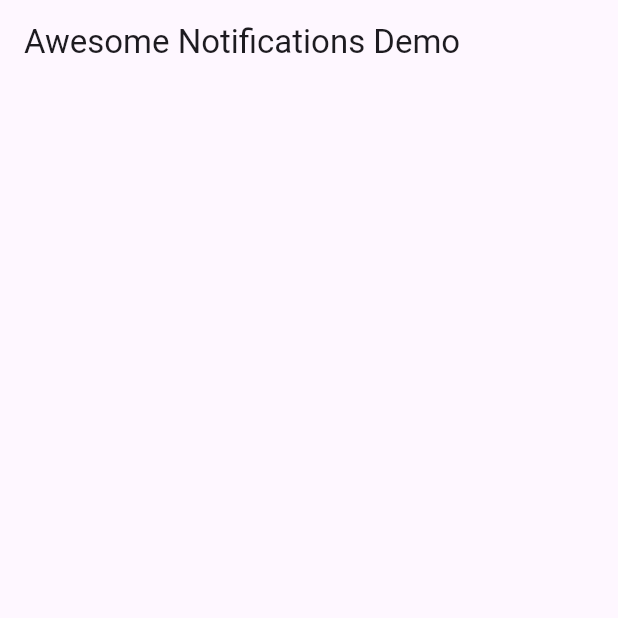
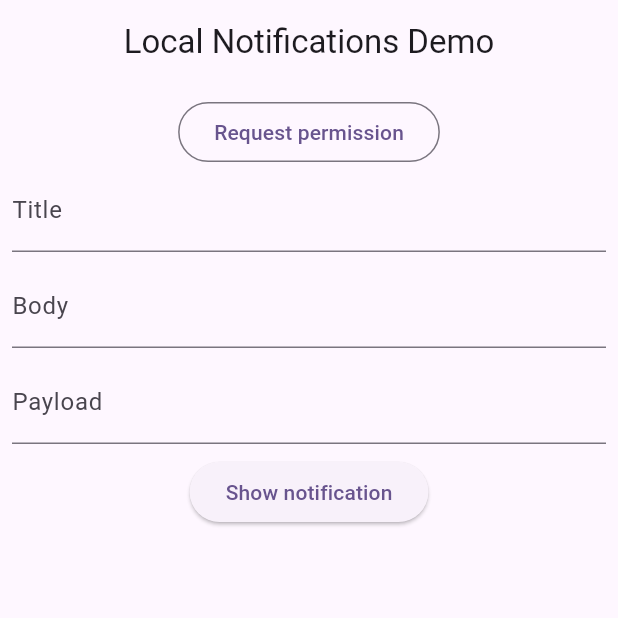
Before and after one commit to rpede/awesome_notifications_demo, a Flutter app: the screen it shows after launch, on a phone screen of 412 x 824 dp, the top half of it. Run offline on Flutter 3.47's test engine with Material 3 defaults, Android fonts, the phone set to English and light mode, and no system bars; our stand-ins replace awesome_notifications.

Commit message:
Implement demo

```diff
--- a/lib/main.dart
+++ b/lib/main.dart
@@ -1,29 +1,50 @@
+import 'package:awesome_notifications_demo/notification_service.dart';
 import 'package:flutter/material.dart';
+import 'package:provider/provider.dart';
 
-void main() {
-  runApp(const MyApp());
+import 'notification_form.dart';
+import 'theme.dart';
+
+void main() async {
+  final notification = NotificationService();
+  await notification.initialize();
+  runApp(Provider<NotificationService>.value(
+    value: notification,
+    child: const MyApp(),
+  ));
 }
 
-const title = 'Awesome Notifications Demo';
+class MyApp extends StatefulWidget {
+  const MyApp({super.key});
 
-class MyApp extends StatelessWidget {
-  const MyApp({super.key});
+  static final GlobalKey<NavigatorState> navigatorKey =
+      GlobalKey<NavigatorState>();
+
+  @override
+  State<MyApp> createState() => _MyAppState();
+}
+
+class _MyAppState extends State<MyApp> {
+  final title = 'Local Notifications Demo';
+
+  @override
+  void initState() {
+    super.initState();
+    context.read<NotificationService>().setupCallbacks();
+  }
+
   @override
   Widget build(BuildContext context) {
     return MaterialApp(
+      navigatorKey: MyApp.navigatorKey,
       title: title,
-      home: const MyHomePage(),
+      color: brandColor,
+      theme: theme,
+      darkTheme: theme,
+      home: Scaffold(
+        appBar: AppBar(title: Text(title), centerTitle: true),
+        body: const NotificationForm(),
+      ),
     );
   }
 }
-
-class MyHomePage extends StatelessWidget {
-  const MyHomePage({super.key});
-
-  @override
-  Widget build(BuildContext context) {
-    return Scaffold(
-      appBar: AppBar(title: Text(title)),
-    );
-  }
-}
--- /dev/null
+++ b/lib/notification_controller.dart
@@ -0,0 +1,40 @@
+import 'package:awesome_notifications/awesome_notifications.dart';
+import 'package:awesome_notifications_demo/main.dart';
+import 'package:awesome_notifications_demo/notification_screen.dart';
+import 'package:flutter/material.dart';
+
+class NotificationController {
+  /// Use this method to detect when a new notification or a schedule is created
+  @pragma("vm:entry-point")
+  static Future<void> onNotificationCreatedMethod(
+      ReceivedNotification receivedNotification) async {
+    // Your code goes here
+  }
+
+  /// Use this method to detect every time that a new notification is displayed
+  @pragma("vm:entry-point")
+  static Future<void> onNotificationDisplayedMethod(
+      ReceivedNotification receivedNotification) async {
+    // Your code goes here
+  }
+
+  /// Use this method to detect if the user dismissed a notification
+  @pragma("vm:entry-point")
+  static Future<void> onDismissActionReceivedMethod(
+      ReceivedAction receivedAction) async {
+    // Your code goes here
+  }
+
+  /// Use this method to detect when the user taps on a notification or action button
+  @pragma("vm:entry-point")
+  static Future<void> onActionReceivedMethod(
+      ReceivedAction receivedAction) async {
+    // Navigate into pages, avoiding to open the notification details page over another details page already opened
+    MyApp.navigatorKey.currentState?.pushAndRemoveUntil(
+      MaterialPageRoute(
+        builder: (context) => NotificationScreen(receivedAction),
+      ),
+      (route) => route.isFirst,
+    );
+  }
+}
--- /dev/null
+++ b/lib/notification_form.dart
@@ -0,0 +1,67 @@
+import 'package:awesome_notifications_demo/notification_service.dart';
+import 'package:flutter/material.dart';
+import 'package:provider/provider.dart';
+
+class NotificationForm extends StatefulWidget {
+  const NotificationForm({super.key});
+
+  @override
+  State<NotificationForm> createState() => _NotificationFormState();
+}
+
+class _NotificationFormState extends State<NotificationForm> {
+  final _titleController = TextEditingController();
+  final _bodyController = TextEditingController();
+  final _payloadController = TextEditingController();
+
+  @override
+  void dispose() {
+    _titleController.dispose();
+    _bodyController.dispose();
+    super.dispose();
+  }
+
+  @override
+  Widget build(BuildContext context) {
+    return Padding(
+      padding: const EdgeInsets.all(8.0),
+      child: Column(
+        children: [
+          OutlinedButton(
+            onPressed: () {
+              context.read<NotificationService>().requestPermission();
+            },
+            child: Text("Request permission"),
+          ),
+          TextFormField(
+            controller: _titleController,
+            decoration: const InputDecoration(label: Text("Title")),
+          ),
+          spacer,
+          TextFormField(
+            controller: _bodyController,
+            decoration: const InputDecoration(label: Text("Body")),
+          ),
+          spacer,
+          TextFormField(
+            controller: _payloadController,
+            decoration: const InputDecoration(label: Text("Payload")),
+          ),
+          spacer,
+          ElevatedButton(
+            onPressed: () {
+              context.read<NotificationService>().show(
+                title: _titleController.text,
+                body: _bodyController.text,
+                payload: {"text": _payloadController.text},
+              );
+            },
+            child: const Text("Show notification"),
+          )
+        ],
+      ),
+    );
+  }
+}
+
+const spacer = SizedBox(height: 8);
--- /dev/null
+++ b/lib/theme.dart
@@ -0,0 +1,11 @@
+import 'package:flutter/material.dart';
+
+const brandColor = Colors.deepPurple;
+
+final theme = ThemeData.from(
+    colorScheme: ColorScheme.fromSeed(
+        seedColor: brandColor, brightness: Brightness.light));
+
+final darkTheme = ThemeData.from(
+    colorScheme: ColorScheme.fromSeed(
+        seedColor: brandColor, brightness: Brightness.dark));
--- a/pubspec.yaml
+++ b/pubspec.yaml
@@ -37,6 +37,7 @@ dependencies:
   cupertino_icons: ^1.0.6
   awesome_notifications_core: ^0.9.3
   awesome_notifications: any
+  provider: ^6.1.2
 
 dev_dependencies:
   flutter_test:
```
Also changed, not shown: lib/notification_screen.dart (added, +21 -0 lines), lib/notification_service.dart (added, +73 -0 lines), pubspec.lock, 1 other file.
